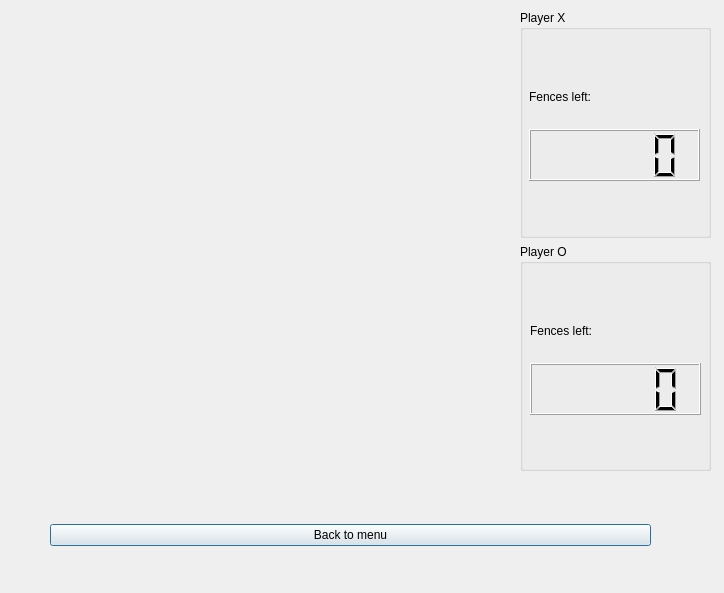
Before: the Qt Designer form src/GameField.ui in olezhabobrov/Quoridor, drawn with Qt 5.
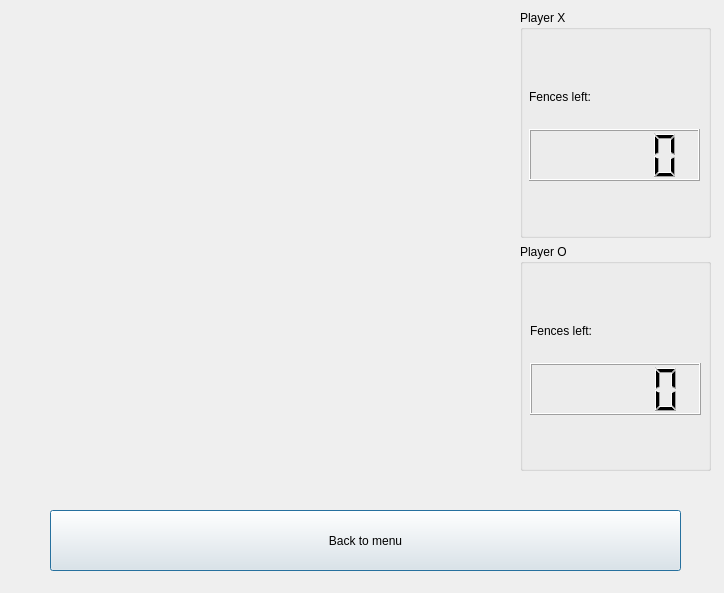
After: the same form once the commit is applied.

Commit message: Added logo and font to titleScreen buttons

```diff
--- a/src/GameField.ui
+++ b/src/GameField.ui
@@ -19,25 +19,6 @@
   <property name="windowTitle">
    <string>Dialog</string>
   </property>
-  <widget class="QWidget" name="horizontalLayoutWidget">
-   <property name="geometry">
-    <rect>
-     <x>50</x>
-     <y>500</y>
-     <width>601</width>
-     <height>71</height>
-    </rect>
-   </property>
-   <layout class="QHBoxLayout" name="horizontalLayout">
-    <item>
-     <widget class="QPushButton" name="menu">
-      <property name="text">
-       <string>Back to menu</string>
-      </property>
-     </widget>
-    </item>
-   </layout>
-  </widget>
   <widget class="QWidget" name="gridLayoutWidget">
    <property name="geometry">
     <rect>
@@ -119,6 +100,19 @@
     </item>
    </layout>
   </widget>
+  <widget class="QPushButton" name="menu">
+   <property name="geometry">
+    <rect>
+     <x>50</x>
+     <y>510</y>
+     <width>631</width>
+     <height>61</height>
+    </rect>
+   </property>
+   <property name="text">
+    <string>Back to menu</string>
+   </property>
+  </widget>
  </widget>
  <resources/>
  <connections/>
```
The commit also changes 5 other files.
